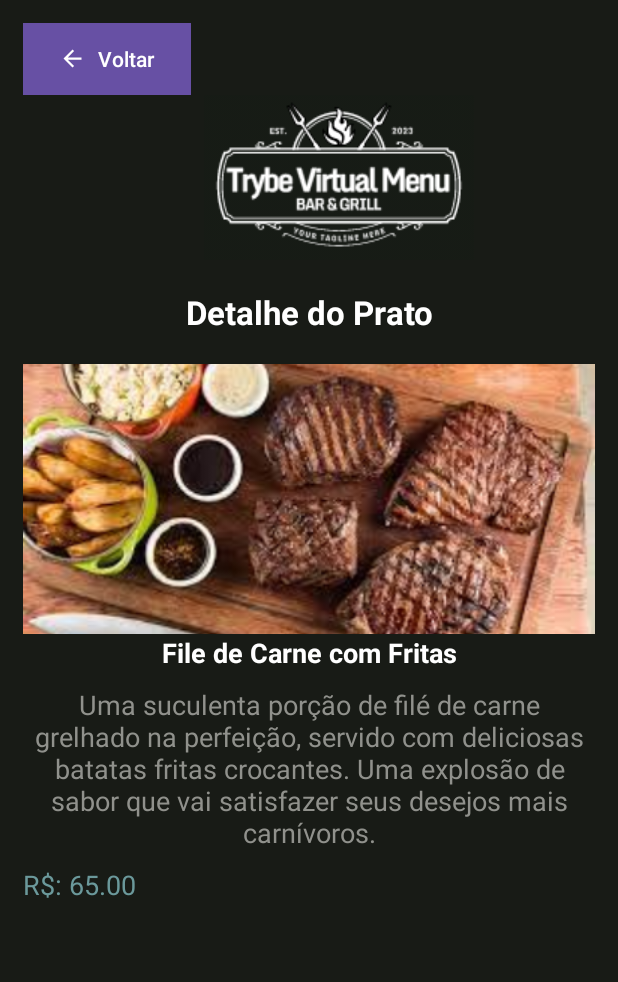
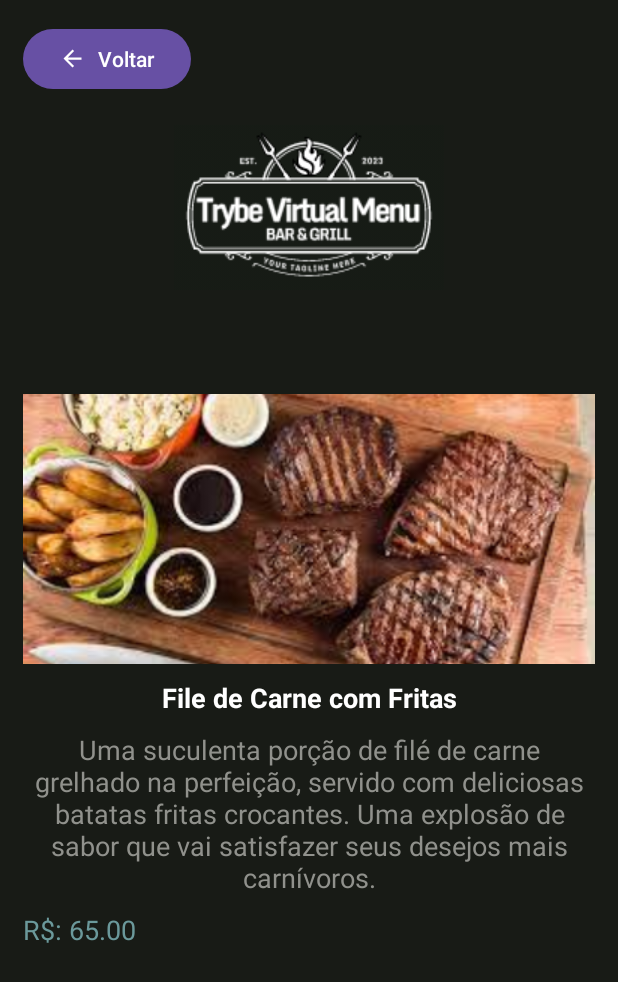
Before and after one commit to ClaydsonHenrique/Virtual-menu, an Android app: the MenuItemDetailActivity screen opened directly, with no data from a screen before it, on a phone screen of 412 x 824 dp. Shown: the top 982 px of the screen. Run offline under Robolectric (Android 15) with nearby library versions, the phone set to English and light mode, and no system bars.

Commit message:
ajustando arquivo xml

```diff
--- a/app/src/main/res/layout/activity_menu_item_detail.xml
+++ b/app/src/main/res/layout/activity_menu_item_detail.xml
@@ -1,96 +1,91 @@
 <?xml version="1.0" encoding="utf-8"?>
-<androidx.constraintlayout.widget.ConstraintLayout xmlns:android="http://schemas.android.com/apk/res/android"
+<ScrollView
+    xmlns:android="http://schemas.android.com/apk/res/android"
     xmlns:app="http://schemas.android.com/apk/res-auto"
     xmlns:tools="http://schemas.android.com/tools"
-    android:layout_width="match_parent"
-    android:layout_height="match_parent"
-    >
-
-    <ScrollView
     android:id="@+id/detail_scroll_view"
     android:layout_width="match_parent"
     android:layout_height="match_parent"
-        tools:layout_editor_absoluteX="1dp"
-        tools:layout_editor_absoluteY="1dp"
     android:background="@color/primary">
 
     <LinearLayout
         android:id="@+id/detail_linear_container"
         android:layout_width="match_parent"
         android:layout_height="wrap_content"
-            android:orientation="vertical"
-            android:layout_margin="15dp"
-            >
+        android:padding="15dp"
+        android:orientation="vertical">
 
-            <com.google.android.material.button.MaterialButton
+        <Button
             android:id="@+id/detail_back"
             android:layout_width="wrap_content"
             android:layout_height="wrap_content"
-                android:background="@color/secondary"
+            android:text="@string/back"
             android:textColor="@color/white"
             app:icon="@drawable/arrow_back"
-                android:text="@string/back"
+            app:iconTint="@color/white"
+            style="@style/Widget.Material3.Button"
             />
 
-            <ImageView
+        <com.google.android.material.imageview.ShapeableImageView
             android:id="@+id/detail_logo"
-                android:src="@drawable/logo"
+            app:srcCompat="@drawable/logo"
+            android:layout_height="wrap_content"
             android:layout_width="wrap_content"
-                android:layout_height="wrap_content"
             android:layout_gravity="center_horizontal"
-                android:layout_marginStart="20dp"
             android:layout_marginBottom="20dp"
+            android:layout_marginTop="20dp"
             />
 
         <com.google.android.material.textview.MaterialTextView
             android:id="@+id/detail_title"
+            android:layout_height="wrap_content"
             android:layout_width="match_parent"
-                android:layout_height="wrap_content"
             android:layout_marginBottom="20dp"
+            android:textColor="@color/white"
             android:textStyle="bold"
-                android:textColor="@color/white"
             android:textSize="22sp"
-                android:textAlignment="center"
-                android:text="@string/detail_text"
+            android:gravity="center"
+            android:text=""
             />
 
         <com.google.android.material.imageview.ShapeableImageView
             android:id="@+id/detail_image"
+            app:srcCompat="@drawable/ic_launcher_background"
+            android:layout_height="180dp"
             android:layout_width="match_parent"
-                android:layout_height="180dp"
-                android:scaleType="centerCrop"/>
+            android:layout_marginBottom="10dp"
+            android:scaleType="centerCrop"
+            />
 
         <com.google.android.material.textview.MaterialTextView
             android:id="@+id/detail_name"
+            android:layout_height="wrap_content"
             android:layout_width="match_parent"
-                android:layout_height="wrap_content"
             android:layout_marginBottom="10dp"
-                android:textAlignment="center"
             android:textColor="@color/white"
             android:textStyle="bold"
             android:textSize="18sp"
-                />
+            android:gravity="center_horizontal"
+            android:text="" />
 
         <com.google.android.material.textview.MaterialTextView
             android:id="@+id/detail_description"
+            android:layout_height="wrap_content"
             android:layout_width="match_parent"
-                android:layout_height="wrap_content"
             android:layout_marginBottom="10dp"
-                android:textAlignment="center"
             android:textColor="@color/gray"
             android:textSize="18sp"
-                />
+            android:gravity="center_horizontal"
+            android:text="" />
 
         <com.google.android.material.textview.MaterialTextView
             android:id="@+id/detail_price"
+            android:layout_height="wrap_content"
             android:layout_width="match_parent"
-                android:layout_height="wrap_content"
             android:layout_marginBottom="10dp"
-                android:textAlignment="textStart"
             android:textColor="@color/Tertiary"
             android:textSize="18sp"
-                android:text=""
-                 />
+            android:gravity="left"
+            android:text="" />
     </LinearLayout>
 </ScrollView>
-</androidx.constraintlayout.widget.ConstraintLayout>
```
Lines whose indentation alone changed are shown as unchanged.
